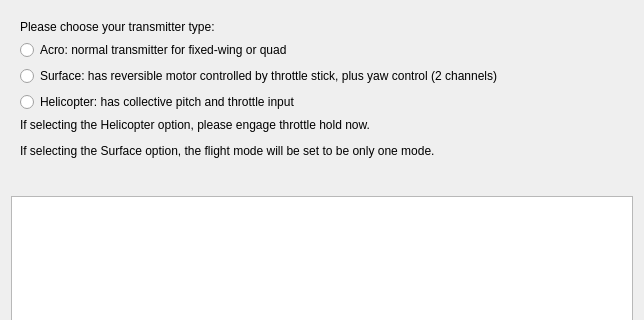
Qt form ground/openpilotgcs/src/plugins/config/input_wizard.ui (openpilot/OpenPilot) before a commit; both pictures show x 0 to 644 and y 0 to 320 of the 644 by 529 pixel window.
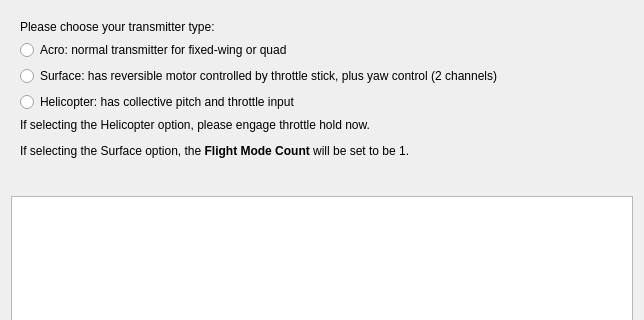
The same form after that commit. The open tabs and pages were chosen to show the change.

Commit message: 1. Revise according to review results. 2. Force one flight mode if 2CH ground vehicle was confirmed.

```diff
--- a/ground/openpilotgcs/src/plugins/config/input_wizard.ui
+++ b/ground/openpilotgcs/src/plugins/config/input_wizard.ui
@@ -81,7 +81,7 @@
        <item>
         <widget class="QLabel" name="typePageFooter">
          <property name="text">
-          <string>&lt;html&gt;&lt;head/&gt;&lt;body&gt;&lt;p&gt;If selecting the Helicopter option, please engage throttle hold now.&lt;/p&gt;&lt;p&gt;If selecting the Surface option, the flight mode will be set to be only one mode.&lt;/p&gt;&lt;/body&gt;&lt;/html&gt;</string>
+          <string>&lt;html&gt;&lt;head/&gt;&lt;body&gt;&lt;p&gt;If selecting the Helicopter option, please engage throttle hold now.&lt;/p&gt;&lt;p&gt;If selecting the Surface option, the &lt;b&gt;Flight Mode Count&lt;/b&gt; will be set to be 1.&lt;/p&gt;&lt;/body&gt;&lt;/html&gt;</string>
          </property>
          <property name="wordWrap">
           <bool>true</bool>
```
Left out of the diff: 2 changed lines with no effect on the pictures. The commit also changes 2 other files.
